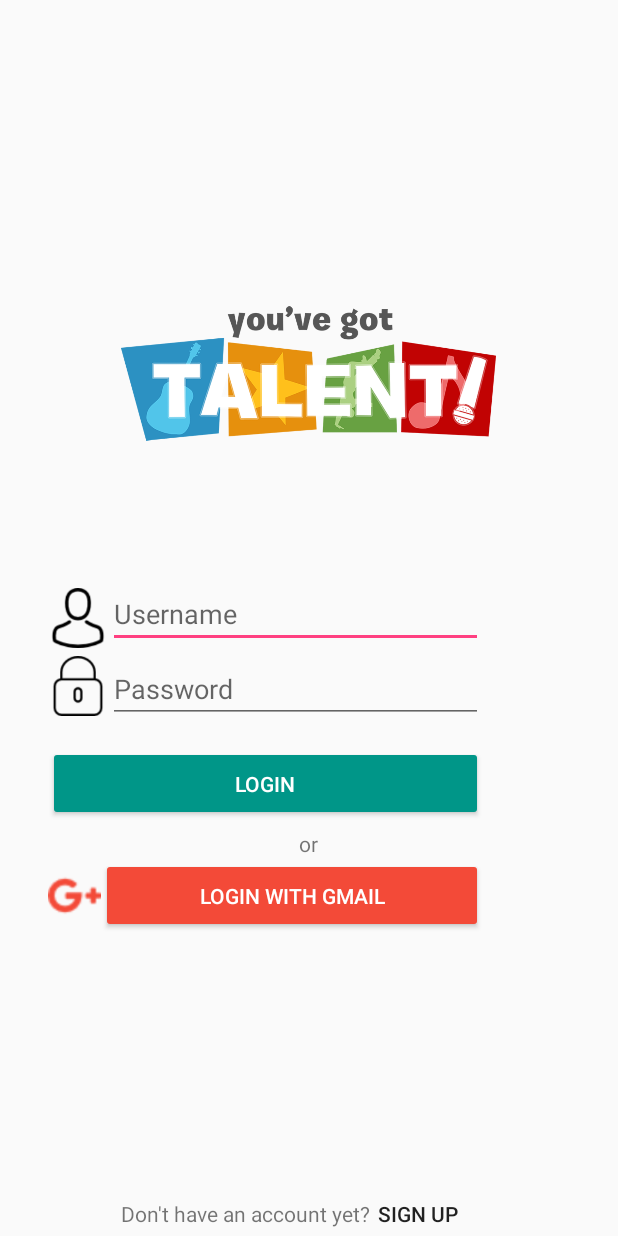
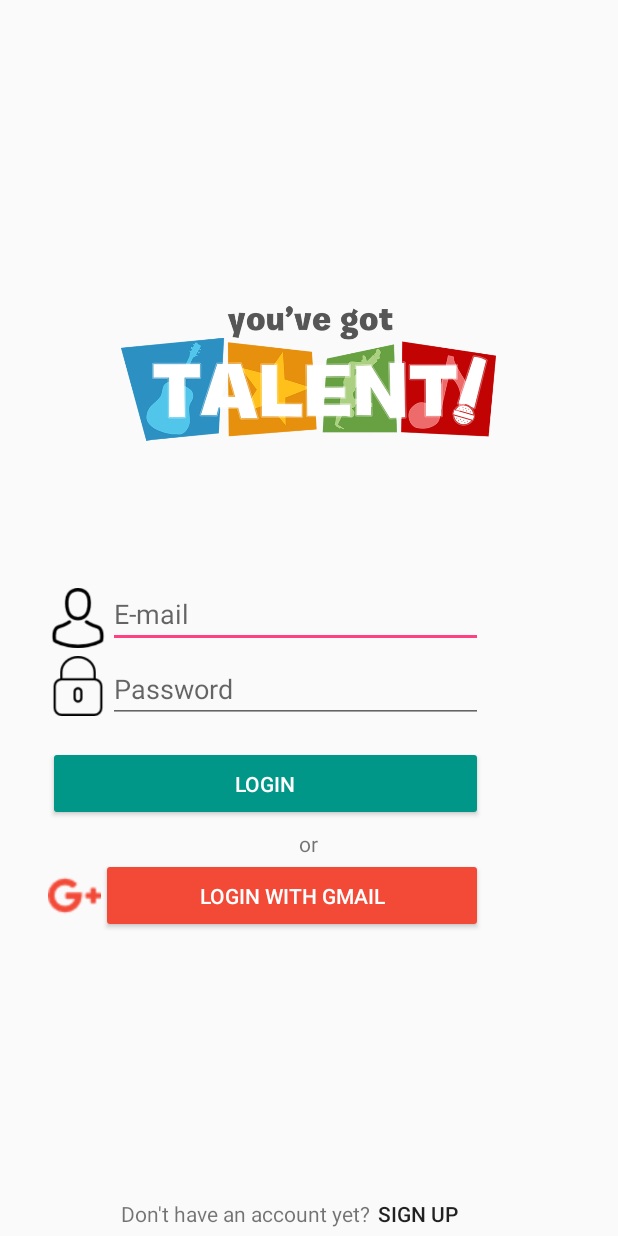
Before and after one commit to MazenDenden/StreetGotTalent, an Android app: the screen it shows after launch (LoginActivity), on a phone screen of 412 x 824 dp. Run offline under Robolectric (Android 15) with nearby library versions, the phone set to English and light mode, and no system bars; our stand-ins replace ButterKnife.

```diff
--- a/app/src/main/AndroidManifest.xml
+++ b/app/src/main/AndroidManifest.xml
@@ -1,6 +1,7 @@
 <?xml version="1.0" encoding="utf-8"?>
 <manifest xmlns:android="http://schemas.android.com/apk/res/android"
     package="com.example.mazen.streetgottalent">
+    <uses-permission android:name="android.permission.INTERNET"></uses-permission>
 
     <application
         android:allowBackup="true"
--- a/app/src/main/java/com/example/mazen/streetgottalent/LoginActivity.java
+++ b/app/src/main/java/com/example/mazen/streetgottalent/LoginActivity.java
@@ -15,7 +15,7 @@ import butterknife.OnClick;
 
 public class LoginActivity extends AppCompatActivity {
 
-    EditText loginInput, passInput;
+    EditText mailInput, passInput;
     Button loginBtn, gmailBtn;
     TextView textView, textView3, textView4;
     ImageView imageView6, userImage, lockImage, imageView7;
@@ -26,7 +26,7 @@ public class LoginActivity extends AppCompatActivity {
         super.onCreate(savedInstanceState);
         setContentView(R.layout.activity_login);
 
-        loginInput = (EditText) findViewById(R.id.loginInput);
+        mailInput = (EditText) findViewById(R.id.mailInput);
         passInput = (EditText) findViewById(R.id.passInput);
         loginBtn = (Button) findViewById(R.id.loginBtn);
         gmailBtn = (Button) findViewById(R.id.gmailBtn);
--- a/app/src/main/res/layout/activity_login.xml
+++ b/app/src/main/res/layout/activity_login.xml
@@ -9,12 +9,11 @@
 
 
     <EditText
-        android:id="@+id/loginInput"
+        android:id="@+id/mailInput"
         android:layout_width="250dp"
         android:layout_height="40dp"
         android:ems="10"
-        android:hint="@string/username"
-        android:inputType="textPersonName"
+        android:hint="E-mail"
         android:layout_alignTop="@+id/userImage"
         android:layout_toEndOf="@+id/userImage" />
 
@@ -26,7 +25,7 @@
         android:hint="@string/password"
         android:layout_marginTop="10dp"
         android:inputType="textPassword"
-        android:layout_below="@+id/loginInput"
+        android:layout_below="@+id/mailInput"
         android:layout_toEndOf="@+id/lockImage" />
 
     <Button
@@ -93,7 +92,7 @@
         android:layout_width="250dp"
         android:layout_height="250dp"
         app:srcCompat="@drawable/talent"
-        android:layout_above="@+id/loginInput"
+        android:layout_above="@+id/mailInput"
         android:layout_centerHorizontal="true"
         android:layout_marginBottom="18dp" />
 
--- a/app/src/main/res/layout/activity_register.xml
+++ b/app/src/main/res/layout/activity_register.xml
@@ -10,11 +10,11 @@
 
 
     <EditText
-        android:id="@+id/loginInput"
+        android:id="@+id/nameInput"
         android:layout_width="300dp"
         android:layout_height="40dp"
         android:layout_marginBottom="10dp"
-        android:hint="Login"
+        android:hint="@string/name"
         android:textAlignment="center"/>
     <EditText
         android:id="@+id/mailInput"
--- a/app/src/main/res/values/strings.xml
+++ b/app/src/main/res/values/strings.xml
@@ -7,4 +7,5 @@
     <string name="login_with_gmail">Login with Gmail</string>
     <string name="don_t_have_an_account_yet">Don\'t have an account yet?</string>
     <string name="sign_up">Sign Up</string>
+    <string name="name">Name</string>
 </resources>
```
Also changed, not shown: app/src/main/java/com/example/mazen/streetgottalent/RegisterActivity.java (+56 -3 lines).
